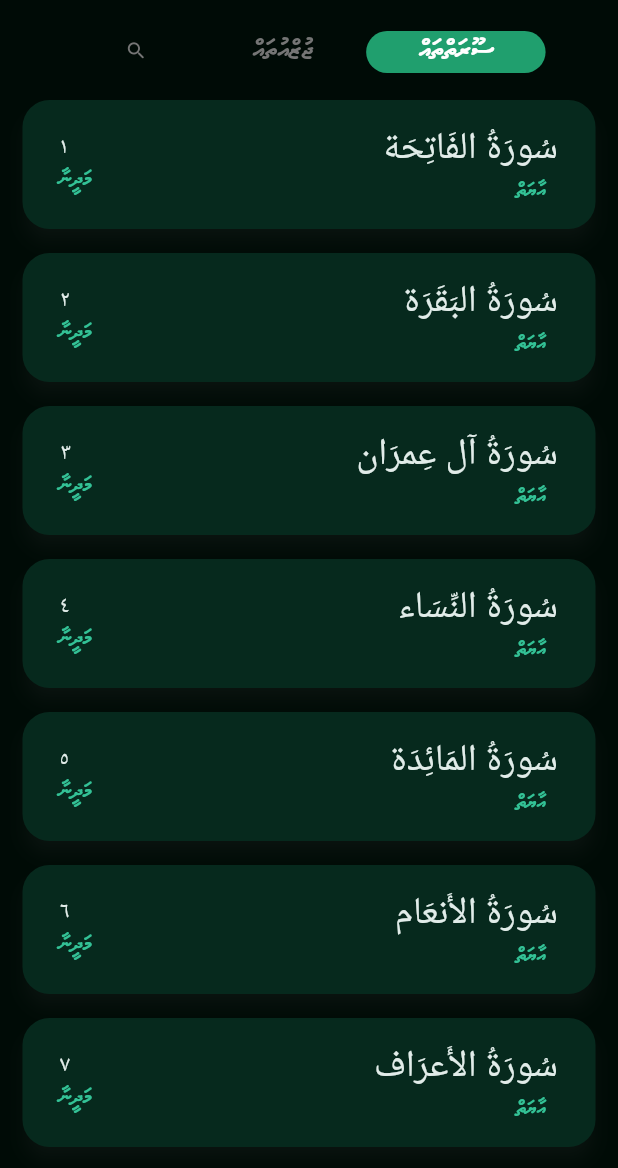
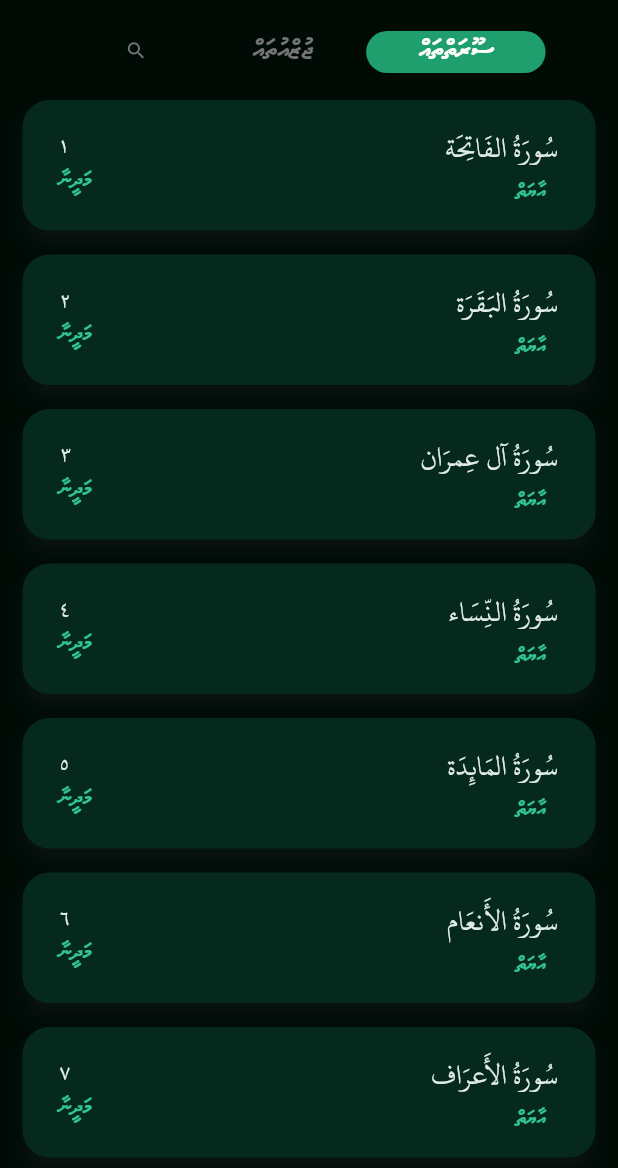
Before and after one commit to ahsam-hs/bakurubey_tharujama, a Flutter app: the screen it shows after launch, on a phone screen of 412 x 824 dp, the part 68-1236 px from its top. Run offline on Flutter 3.47's test engine with Material 2 defaults, Android fonts, the phone set to English and light mode, and no system bars; our stand-ins replace expandable; missing offline and left inert: quran; Roboto replaces fonts that are missing (Arslan, times).

Commit message:
commit just before adding search methods

```diff
--- a/lib/lists.dart
+++ b/lib/lists.dart
@@ -20,7 +20,7 @@ List<String> surah = [
   "𝟣𝟫 سُورَةُ مَريَم",
   "𝟤𝟢 سُورَةُ طه",
   "𝟤𝟣 سُورَةُ الأَنبِيَاء",
-  "𝟤𝟤 سُورَةُ الحَجّ",
+  "𝟤𝟤 سُورَةُ الحَج",
   "𝟤𝟥 سُورَةُ المُؤمِنُون",
   "𝟤𝟦 سُورَةُ النُّور",
   "𝟤𝟧 سُورَةُ الفُرقَان",
@@ -34,9 +34,9 @@ List<String> surah = [
   "𝟥𝟥 سُورَةُ الأَحزَاب",
   "𝟥𝟦 سُورَةُ سَبَإ",
   "𝟥𝟧 سُورَةُ فَاطِر",
-  "𝟥𝟨 سُورَةُ يسٓ",
+  "𝟥𝟨 سُورَةُ يس",
   "𝟥𝟩 سُورَةُ الصَّافَّات",
-  "𝟥𝟪 سُورَةُ صٓ",
+  "𝟥𝟪 سُورَةُ ص",
   "𝟥𝟫 سُورَةُ الزُّمَر",
   "𝟦𝟢 سُورَةُ غَافِر",
   "𝟦𝟣 سُورَةُ فُصِّلَت",
@@ -48,7 +48,7 @@ List<String> surah = [
   "𝟦𝟩 سُورَةُ مُحَمَّد",
   "𝟦𝟪 سُورَةُ الفَتح",
   "𝟦𝟫 سُورَةُ الحُجُرَات",
-  "𝟧𝟢 سُورَةُ قٓ",
+  "𝟧𝟢 سُورَةُ ق",
   "𝟧𝟣 سُورَةُ الذَّارِيَات",
   "𝟧𝟤 سُورَةُ الطُّور",
   "𝟧𝟥 سُورَةُ النَّجم",
@@ -70,7 +70,7 @@ List<String> surah = [
   "𝟨𝟫 سُورَةُ الحَاقَّة",
   "𝟩𝟢 سُورَةُ المَعَارِج",
   "𝟩𝟣 سُورَةُ نُوح",
-  "𝟩𝟤 سُورَةُ الجِنّ",
+  "𝟩𝟤 سُورَةُ الجِن",
   "𝟩𝟥 سُورَةُ المُزَّمِّل",
   "𝟩𝟦 سُورَةُ المُدَّثِّر",
   "𝟩𝟧 سُورَةُ القِيَامَة",
--- a/lib/main.dart
+++ b/lib/main.dart
@@ -21,7 +21,7 @@ class _MyAppState extends State<MyApp> {
     return MaterialApp(
       title: title,
       theme: ThemeData(
-        primaryColor: Color(0xff33c296),
+        primaryColor: primeColor,
       ),
       home: MyHomePage(title: title),
     );
--- a/lib/screens/surah.dart
+++ b/lib/screens/surah.dart
@@ -16,16 +16,11 @@ class SurahPage extends StatefulWidget {
 
 class _SurahPageState extends State<SurahPage> {
   List<dynamic> _aayaat = [];
-  String initialLiteralText = "ލަފްޒީ މާނަ ބެއްލެވުމަށް ...";
-  List<String> retrievedAyahList = [];
-  List<String> retrievedSurahList = [];
 
   Future<void> readJson() async {
     final String response =
         await rootBundle.loadString('assets/surah_table.json');
-    //   List<dynamic> data = await json.decode(response)[widget.surahNumber];
     Map<String, dynamic> map = await json.decode(response);
-    // map[widget.surahNumber] = map[widget.surahNumber]
     List<dynamic> data = map[widget.surahNumber];
     setState(() {
       _aayaat = data;
--- a/lib/screens/surah_list.dart
+++ b/lib/screens/surah_list.dart
@@ -55,9 +55,9 @@ class _SurahListState extends State<SurahList> {
                             Text(
                               surahName.substring(surahName.indexOf('س')),
                               style: TextStyle(
-                                fontFamily: 'Arslan',
+                                fontFamily: 'Uthmanic',
                                 color: subTextColor,
-                                fontSize: 25.0,
+                                fontSize: 20.0,
                               ),
                             ),
                             Text(
--- a/lib/style_elements.dart
+++ b/lib/style_elements.dart
@@ -9,6 +9,7 @@ Color mainTextColor = Color(0xfffcfcfc);
 Color subTextColor = Color(0xffe1ece9);
 Color iconColor = Color(0xff139c72);
 Color buttonColor = Color(0xff1da16e);
+Color primeColor = Color(0xff33c296);
 
 // Strings
 String title = 'ބަކުރުބެގެ ޤުރްއާން ތަރުޖަމާ';
```
Also changed, not shown: assets/bookmarks_table.json (deleted, +0 -12 lines), lib/home.dart (+0 -39 lines).
